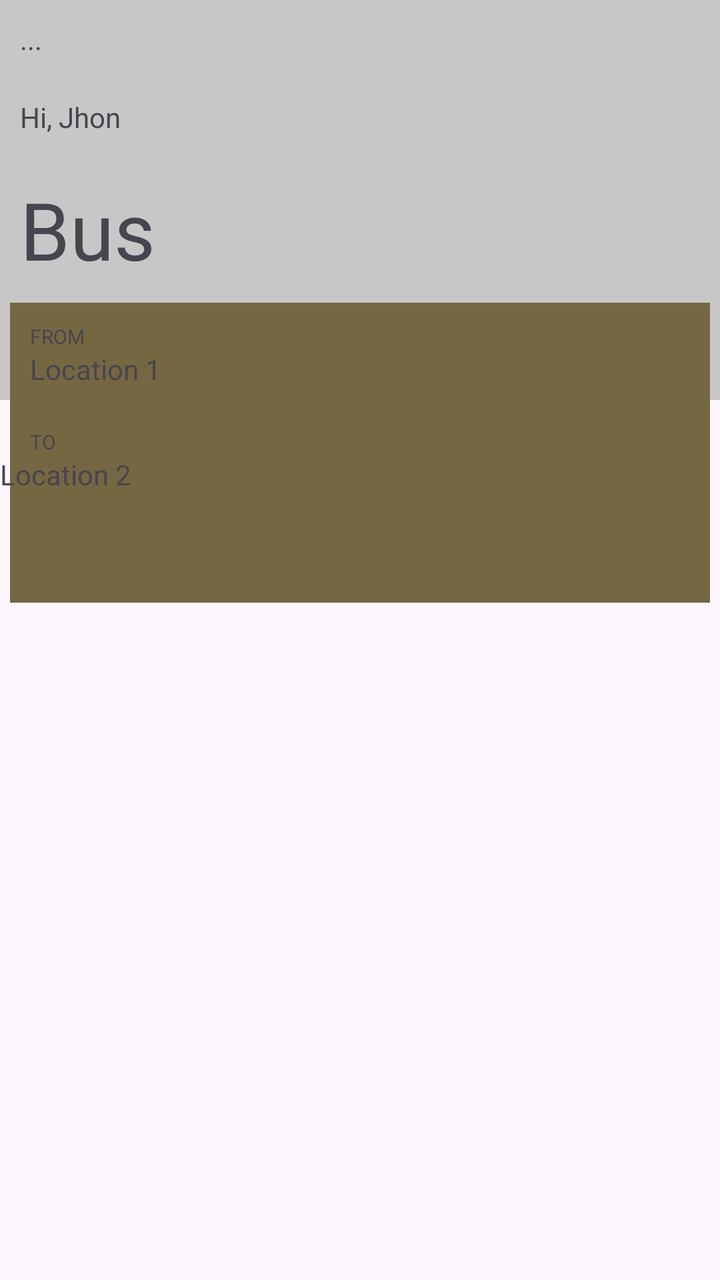
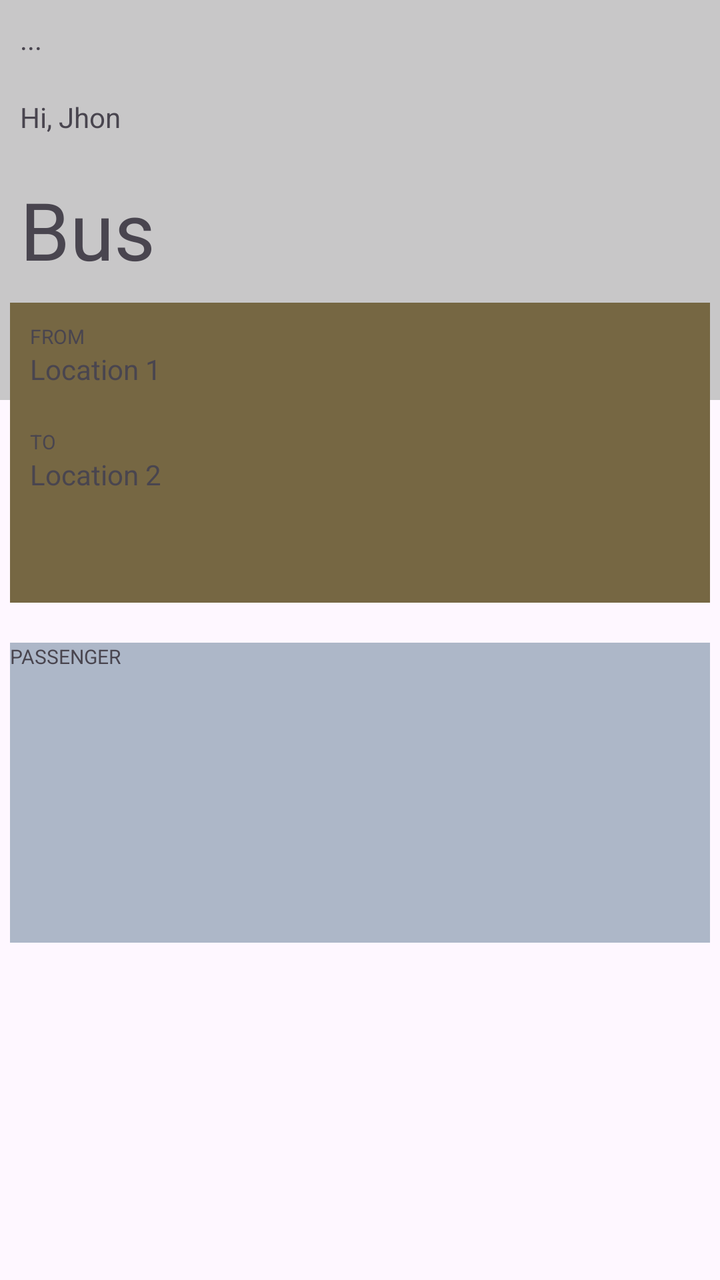

Compare the two renders of this Android layout. The source of the first and the diff that turns it into the second are given below.
<!-- AndroidManifest.xml: application theme Theme.MyApp -->
<!-- res/layout/activity_main.xml -->
<?xml version="1.0" encoding="utf-8"?>
<RelativeLayout xmlns:android="http://schemas.android.com/apk/res/android"
    xmlns:app="http://schemas.android.com/apk/res-auto"
    xmlns:tools="http://schemas.android.com/tools"
    android:id="@+id/main"
    android:layout_width="match_parent"
    android:layout_height="match_parent"
    tools:context=".MainActivity">

    <View
        android:id="@+id/quadradotopo"
        android:layout_width="match_parent"
        android:layout_height="200dp"
        android:background="#4343"/>

    <TextView
        android:id="@+id/texttopo1"
        android:layout_width="match_parent"
        android:layout_height="wrap_content"
        android:text="..."
        android:layout_margin="10dp"/>

    <TextView
        android:id="@+id/texttop2"
        android:layout_below="@+id/texttopo1"
        android:layout_width="wrap_content"
        android:layout_height="wrap_content"
        android:text="Hi, Jhon"
        android:layout_margin="10dp"/>

    <TextView
        android:id="@+id/texttop3"
        android:layout_below="@id/texttop2"
        android:layout_width="wrap_content"
        android:layout_height="wrap_content"
        android:text="Bus"
        android:textSize="40sp"
        android:layout_margin="10dp"/>

    

    
    <TextView
        android:id="@+id/quadradoprimeiro"
        android:layout_below="@id/texttop3"
        android:layout_centerHorizontal="true"
        android:layout_width="350dp"
        android:layout_height="150dp"
        android:background="#766743"/>

    <TextView
        android:id="@+id/textquadrado1"
        android:layout_alignTop="@id/quadradoprimeiro"
        android:layout_alignLeft="@id/quadradoprimeiro"
        android:layout_width="150dp"
        android:layout_height="wrap_content"
        android:text="FROM"
        android:textSize="10sp"
        android:layout_marginTop="10dp"
        android:layout_marginLeft="10dp"/>

    <TextView
        android:id="@+id/textquadrado2"
        android:layout_below="@id/textquadrado1"
        android:layout_alignLeft="@id/quadradoprimeiro"
        android:layout_width="150dp"
        android:layout_height="wrap_content"
        android:text="Location 1"
        android:layout_marginLeft="10dp"
        android:layout_marginBottom="10dp"/>

    <TextView
        android:id="@+id/textquadrado3"
        android:layout_below="@id/textquadrado2"
        android:layout_alignLeft="@id/quadradoprimeiro"
        android:layout_width="150dp"
        android:layout_height="wrap_content"
        android:layout_marginLeft="10dp"
        android:text="TO"
        android:textSize="10sp"
        android:layout_marginTop="10dp"/>

    <TextView
        android:id="@+id/textquadrado4"
        android:layout_below="@id/textquadrado3"
        android:layout_width="150dp"
        android:layout_height="wrap_content"
        android:text="Location 2"/>

</RelativeLayout>
<!-- resources referenced by this layout -->
<resources>
  <style name="Theme.MyApp" parent="Base.Theme.MyApp" />
  <style name="Base.Theme.MyApp" parent="Theme.Material3.DayNight.NoActionBar">
          
          
      </style>
</resources>

<!-- the commit's change to res/layout/activity_main.xml (unified diff, before → after) -->
@@ -83,8 +83,35 @@
     <TextView
         android:id="@+id/textquadrado4"
         android:layout_below="@id/textquadrado3"
+        android:layout_alignLeft="@id/quadradoprimeiro"
         android:layout_width="150dp"
         android:layout_height="wrap_content"
-        android:text="Location 2"/>
+        android:text="Location 2"
+        android:layout_marginLeft="10dp"/>
+
+    
+
+    
+
+    <TextView
+        android:id="@+id/retangulosegundo"
+        android:layout_below="@id/quadradoprimeiro"
+        android:layout_centerHorizontal="true"
+        android:layout_width="350dp"
+        android:layout_height="150dp"
+        android:background="#6357"
+        android:layout_marginTop="20dp"/>
+
+    <TextView
+        android:id="@+id/textretangulo1"
+        android:layout_alignTop="@id/retangulosegundo"
+        android:layout_alignLeft="@id/retangulosegundo"
+        android:layout_width="150dp"
+        android:layout_height="wrap_content"
+        android:text="PASSENGER"
+        android:textSize="10sp"/>
+
+    
+
 
 </RelativeLayout>
